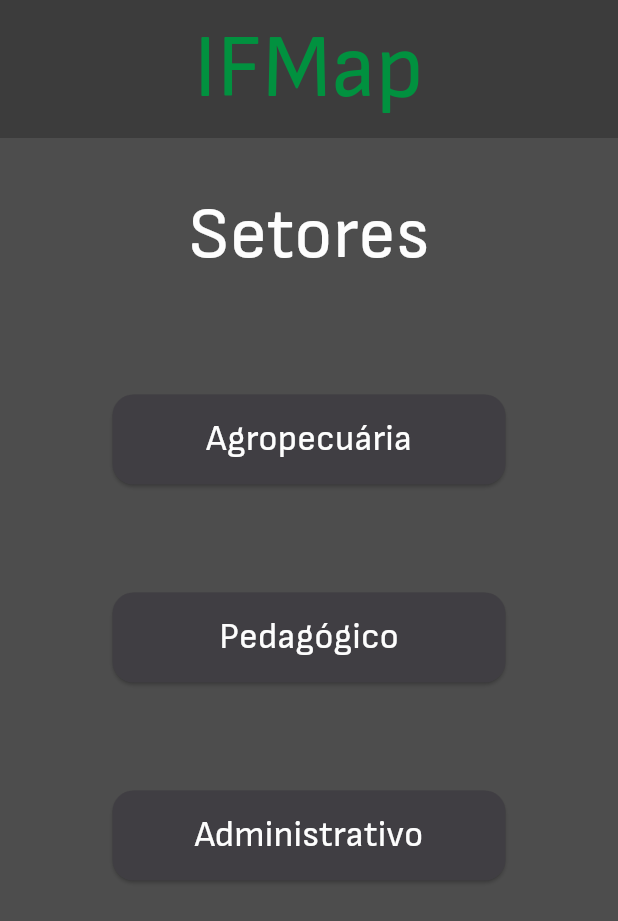
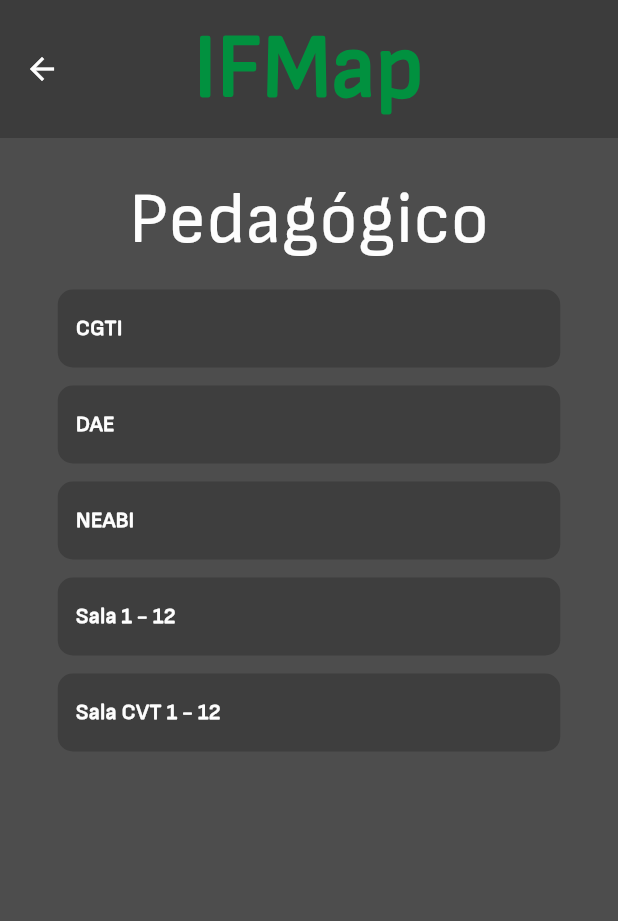
Before and after one commit to EduChappie/pcct_ifamapSGC, a Flutter app: the screen it shows after launch, after a tap on "Pedagógico", on a phone screen of 412 x 824 dp. Shown: the top 921 px of the screen. Run offline on Flutter 3.47's test engine with Material 3 defaults, Android fonts, the phone set to English and light mode, and no system bars; project files that could hold a hidden picture were left out.

Commit message:
adição de fundo imagem, decente. Atividade dos botões e lista arrumada para funcionalidades, de todos os três setores estão prontos.

```diff
--- a/lib/home.dart
+++ b/lib/home.dart
@@ -4,6 +4,9 @@ import 'package:flutter/widgets.dart';
 import 'package:ifmap_pcct/src/components/botao.dart';
 import 'package:ifmap_pcct/src/themes/colors.dart';
 import 'package:ifmap_pcct/src/themes/text_style.dart';
+import 'package:ifmap_pcct/telas/administrativo.dart';
+import 'package:ifmap_pcct/telas/agropecuaria.dart';
+import 'package:ifmap_pcct/telas/pedagogico.dart';
 import 'package:ifmap_pcct/templates/barraNavegacao.dart';
 
 
@@ -15,14 +18,15 @@ class Home_base extends StatelessWidget {
     return Scaffold(
       appBar: const BarraNavegacao(),
 
+      backgroundColor: AppColors.screen,
+
       body: Container(
         // comando para por imagem no fundo, achei feio, remover depois
-        /*decoration: const BoxDecoration(
+        decoration: const BoxDecoration(
             image: DecorationImage(
-                image: AssetImage('assets/images/mapa_cartoon.png'),
-                fit: BoxFit.cover
+                image: AssetImage('assets/images/logos/logo_1.png'),
             )
-        ),*/
+        ),
         alignment: Alignment.center,
         child: Column(
           children: [
@@ -54,14 +58,15 @@ class Home_base extends StatelessWidget {
               height: 72,
             ),
             // Botão 1 -> agropecuaria
-            SizedBox(
-              width: 262,
-              height: 60,
-              child: CustomButton(
-                label: 'Agropecuária',
-                onPressed: () { print("agro!!"); },
-
-              )
+            CustomButton(
+                label: "Agropecuaria",
+                onPressed: () {
+                  print("para setor agropecuario");
+                  Navigator.push(
+                      context,
+                      MaterialPageRoute(builder: (context) => const AgroPage())
+                  );
+                }
             ),
 
 
@@ -69,13 +74,14 @@ class Home_base extends StatelessWidget {
               height: 72,
             ),
             // Botão 2 -> pedagogico
-            SizedBox(
-              width: 262,
-              height: 60,
-              child: CustomButton(
-                label: 'Pedagógico',
-                onPressed: () { print("escola!!"); },
-              )
+            CustomButton(
+                label: "Pedagógico",
+                onPressed: () {
+                  print("para setor pedagógico");
+                  Navigator.push(context,
+                    MaterialPageRoute(builder: (context) => const EscolaPage())
+                  );
+                }
             ),
 
 
@@ -83,19 +89,21 @@ class Home_base extends StatelessWidget {
               height: 72,
             ),
             // Botão 3 -> administrativo
-            SizedBox(
-              width: 262,
-              height: 60,
-              child: CustomButton(
-                label: 'Administrativo',
-                onPressed: () { print("administrativo!!"); },
-              )
+            CustomButton(
+              label: 'Administrativo',
+              onPressed: () {
+                print("para setor administrativo!!");
+                Navigator.push(
+                  context,
+                  MaterialPageRoute(builder: (context) => const AdmPage())
+                );
+              },
             ),
           ],
         ),
       ),
 
-      backgroundColor: AppColors.screen,
+
     );
   }
 
--- a/lib/src/components/botao.dart
+++ b/lib/src/components/botao.dart
@@ -12,7 +12,10 @@ class CustomButton extends StatelessWidget {
 
   @override
   Widget build(BuildContext context) {
-    return ElevatedButton(
+    return SizedBox(
+      width: 262,
+      height: 60,
+      child: ElevatedButton(
           style: ElevatedButton.styleFrom(
             backgroundColor: AppColors.button,
             shape: RoundedRectangleBorder(
@@ -25,6 +28,7 @@ class CustomButton extends StatelessWidget {
               label,
               style: TextStyles.button,
           ),
+      ),
     );
   }
 
--- /dev/null
+++ b/lib/src/components/item_lista.dart
@@ -0,0 +1,38 @@
+import 'package:flutter/cupertino.dart';
+import 'package:flutter/material.dart';
+import 'package:ifmap_pcct/src/themes/text_style.dart';
+import 'package:ifmap_pcct/src/themes/colors.dart';
+
+class Listagem extends StatelessWidget {
+  final text;
+  final onPressed;
+
+  const Listagem({super.key, required this.text, required this.onPressed});
+
+  @override
+  Widget build(BuildContext context) {
+    return SizedBox(
+      width: 335,
+      height: 52,
+      child: TextButton(
+        style: TextButton.styleFrom(
+          backgroundColor: AppColors.listagem,
+          shape: RoundedRectangleBorder(
+            borderRadius: BorderRadius.circular(10),
+          )
+        ),
+        onPressed: onPressed,
+        child: Row(
+          mainAxisAlignment: MainAxisAlignment.start,
+          children: [
+            Text(
+                text,
+                style: TextStyles.listagem,
+            ),
+          ],
+        ),
+      ),
+    );
+  }
+
+}
--- a/lib/src/themes/colors.dart
+++ b/lib/src/themes/colors.dart
@@ -6,7 +6,7 @@ class AppColors {
   static const Color button = Color(0xFF403E43);
   static const Color title = Color(0xFF01913F);
   static const Color textSimple = Color(0xFFFDFDFD);
-
+  static const Color listagem = Color(0xFF3E3E3E);
 }
 
 //0xFF01913F title
--- a/lib/src/themes/text_style.dart
+++ b/lib/src/themes/text_style.dart
@@ -6,14 +6,22 @@ class TextStyles {
   static const TextStyle h1 = TextStyle(
     fontSize: 60,
     fontFamily: 'SofiaSans',
-    fontWeight: FontWeight.normal,
+    fontWeight: FontWeight.w800,
     color: AppColors.title,
   );
 
   static const TextStyle h2 = TextStyle(
     fontSize: 48,
     fontFamily: 'SofiaSans',
+    fontWeight: FontWeight.normal,
     color: AppColors.textSimple,
+  );
+
+  static const TextStyle listagem = TextStyle(
+    fontSize: 15,
+    fontFamily: 'SofiaSans',
+    fontWeight: FontWeight.w700,
+    color: AppColors.textSimple
   );
 
   static const TextStyle button = TextStyle(
--- a/lib/telas/pedagogico.dart
+++ b/lib/telas/pedagogico.dart
@@ -0,0 +1,85 @@
+import 'package:flutter/cupertino.dart';
+import 'package:flutter/material.dart';
+import 'package:ifmap_pcct/src/themes/colors.dart';
+import 'package:ifmap_pcct/templates/barraNavegacao.dart';
+
+import '../src/components/item_lista.dart';
+import '../src/themes/text_style.dart';
+
+class EscolaPage extends StatelessWidget {
+  const EscolaPage({super.key});
+
+  @override
+  Widget build(BuildContext context) {
+    return Scaffold(
+      appBar: const BarraNavegacao(),
+
+      backgroundColor: AppColors.screen,
+
+      body: Container(
+        alignment: Alignment.center,
+        child: Column(
+          children: [
+            const SizedBox(
+              height: 20,
+            ),
+            const Text(
+              "Pedagógico",
+              style: TextStyles.h2,
+            ),
+
+            Column(
+              children: [
+                const SizedBox(
+                  height: 12,
+                ),
+                Listagem(
+                    text: "CGTI",
+                    onPressed: () {
+                      print("ir para CGTI!!");
+                    }
+                ),
+                const SizedBox(
+                  height: 12,
+                ),
+                Listagem(
+                    text: "DAE",
+                    onPressed: () {
+                      print("ir para DAE!!");
+                    }
+                ),
+                const SizedBox(
+                  height: 12,
+                ),
+                Listagem(
+                    text: "NEABI",
+                    onPressed: () {
+                      print("ir para NEABI!!");
+                    }
+                ),
+                const SizedBox(
+                  height: 12,
+                ),
+                Listagem(
+                    text: "Sala 1 - 12",
+                    onPressed: () {
+                      print("ver salas 1 a 12!!");
+                    }
+                ),
+                const SizedBox(
+                  height: 12,
+                ),
+                Listagem(
+                    text: "Sala CVT 1 - 12",
+                    onPressed: () {
+                      print("ir para salas 1 a 12!!");
+                    }
+                ),
+              ],
+            )
+          ],
+        ),
+      )
+    );
+  }
+}
--- a/lib/templates/barraNavegacao.dart
+++ b/lib/templates/barraNavegacao.dart
@@ -12,7 +12,9 @@ class BarraNavegacao extends StatelessWidget implements PreferredSizeWidget {
     return AppBar(
       centerTitle: true,
       title: const Text("IFMap"),
-
+      iconTheme: const IconThemeData(
+        color: AppColors.textSimple,
+      ),
       titleTextStyle: TextStyles.h1, // ligando ao style do arquivo text_style
       toolbarHeight: 92,
       backgroundColor: AppColors.navBar,
--- a/pubspec.yaml
+++ b/pubspec.yaml
@@ -62,6 +62,8 @@ flutter:
   # To add assets to your application, add an assets section, like this:
   assets:
     - assets/fonts/
+    - assets/images/logos/logo_1.png
+    - assets/images/logos/wallpaper_logo.png
     - assets/images/mapa_cartoon.png
   # An image asset can refer to one or more resolution-specific "variants", see
   # https://flutter.dev/assets-and-images/#resolution-aware
```
Also changed, not shown: lib/telas/administrativo.dart (+58 -0 lines), lib/telas/agropecuaria.dart (+58 -0 lines), assets/images/logos/logo 2.png (added), assets/images/logos/logo_1.png (added), assets/images/logos/wallpaper_logo.png (added). Lines whose indentation alone changed are shown as unchanged.
